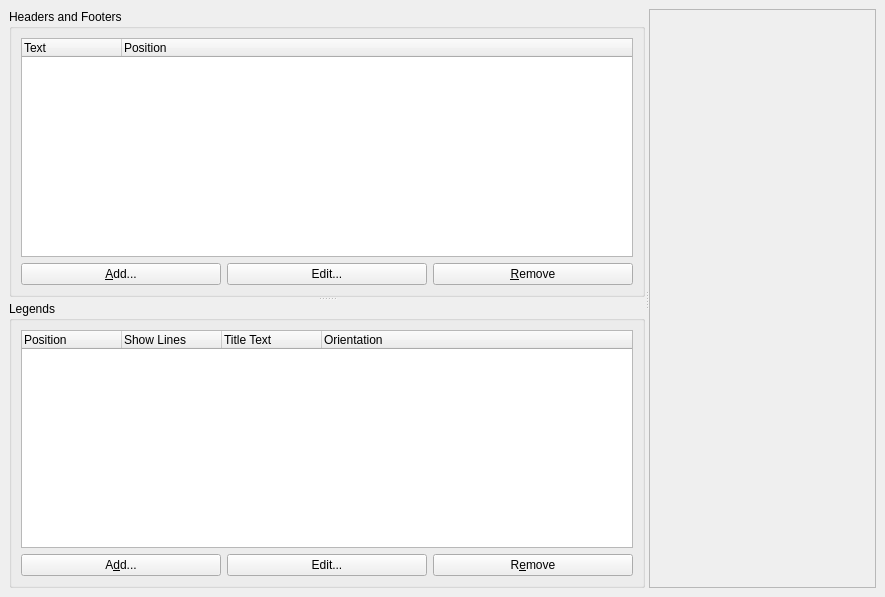
Above: examples/HeaderFooterLegends/mainwindow.ui from KDAB/KDChart before the change. Below: the same form after it.
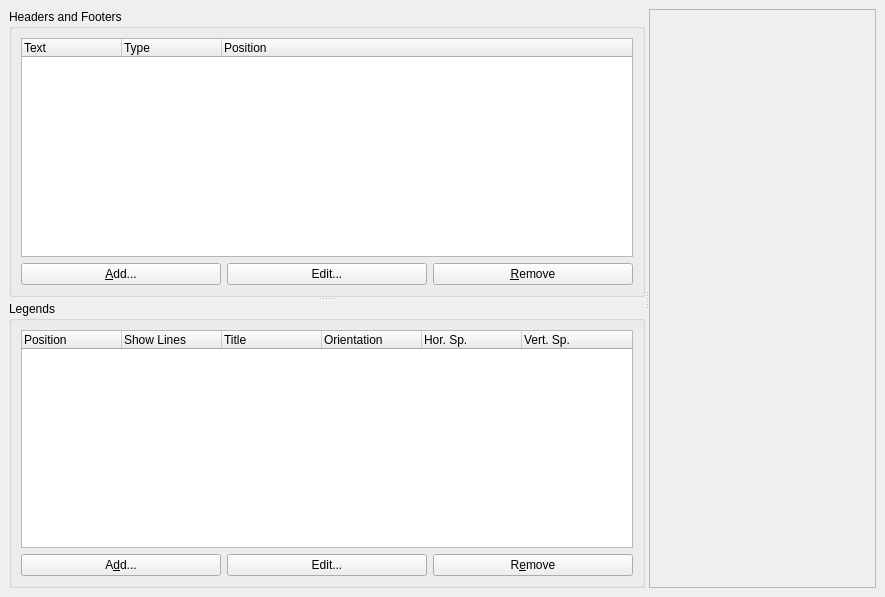
That is the form after the change. Icons and pictures are not drawn.

Commit message: change position handling: use an extra Position class, to have translation done at one point, and to have our code more unified  (small bugs left: Zoom example not howing headers, HeaderFooterLegend example not showing different data area size when use space flags are changed

Patch:
```diff
--- a/examples/HeaderFooterLegends/mainwindow.ui
+++ b/examples/HeaderFooterLegends/mainwindow.ui
@@ -30,7 +30,7 @@
      <property name="orientation" >
       <enum>Qt::Horizontal</enum>
      </property>
-     <widget class="QSplitter" name="splitter" >
+     <widget class="QSplitter" name="splitter2" >
       <property name="orientation" >
        <enum>Qt::Vertical</enum>
       </property>
@@ -52,6 +52,11 @@
             <string>Text</string>
            </property>
           </column>
+          <column>
+           <property name="text" >
+            <string>Type</string>
+           </property>
+          </column>
           <column>
            <property name="text" >
             <string>Position</string>
@@ -117,7 +122,7 @@
           </column>
           <column>
            <property name="text" >
-            <string>Title Text</string>
+            <string>Title</string>
            </property>
           </column>
           <column>
@@ -125,6 +130,16 @@
             <string>Orientation</string>
            </property>
           </column>
+          <column>
+           <property name="text" >
+            <string>Hor. Sp.</string>
+           </property>
+          </column>
+          <column>
+           <property name="text" >
+            <string>Vert. Sp.</string>
+           </property>
+          </column>
          </widget>
         </item>
         <item>
```
The commit also changes 31 other files.
